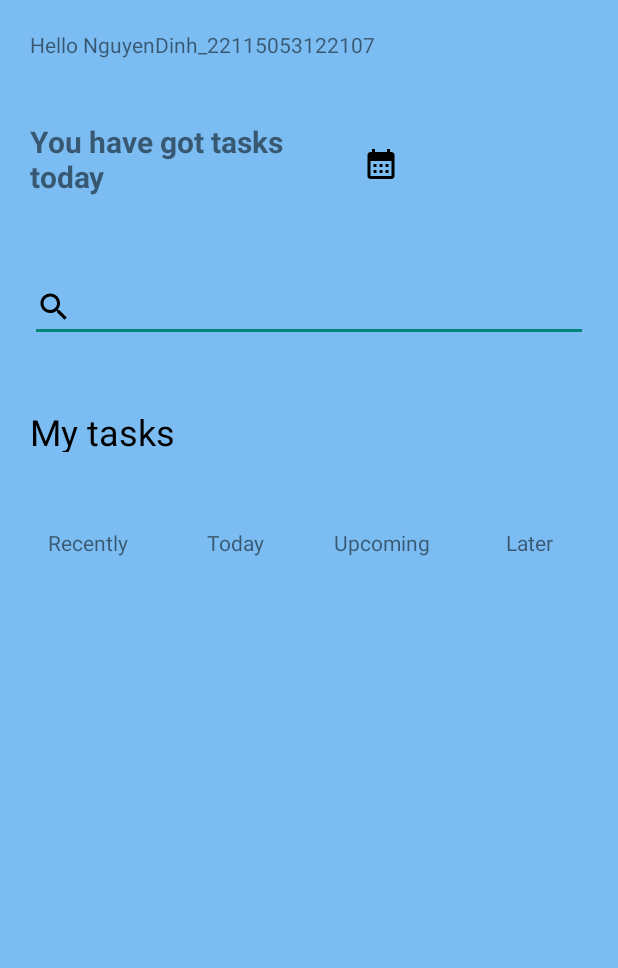
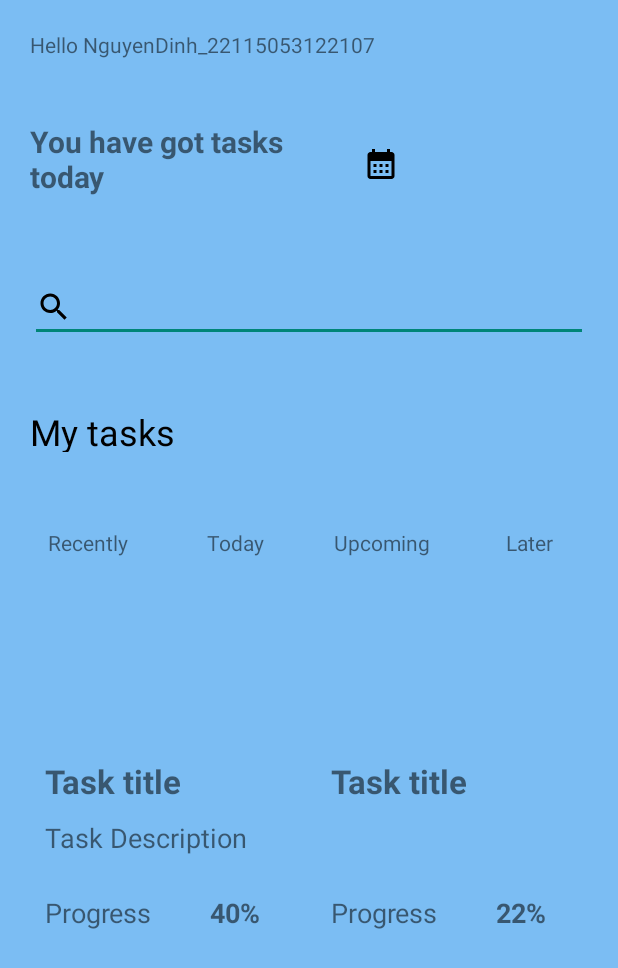
Before and after one commit to NguyenDinhh/NguyenVanTheDinh_22115053122107_BaiTapCuoiKy, an Android app: the Home screen opened directly, with no data from a screen before it, on a phone screen of 412 x 824 dp. Shown: the top 968 px of the screen. Run offline under Robolectric (Android 15) with nearby library versions, the phone set to English and light mode, and no system bars.

Commit message:
2 frame cuoi

```diff
--- a/app/src/main/res/layout/activity_home.xml
+++ b/app/src/main/res/layout/activity_home.xml
@@ -41,6 +41,7 @@
     </TextView>
 
     <TextView
+        android:id="@+id/textView6"
         android:layout_width="match_parent"
         android:layout_height="30dp"
         android:layout_margin="20dp"
@@ -109,5 +110,104 @@
             android:textAlignment="center"></TextView>
     </LinearLayout>
 
+    <FrameLayout
+        android:id="@+id/frameLayout2"
+        android:layout_width="169dp"
+        android:layout_height="188dp"
+        android:layout_marginStart="20dp"
+        android:layout_marginTop="32dp"
+        android:layout_marginBottom="140dp"
+        app:layout_constraintBottom_toBottomOf="parent"
+        app:layout_constraintStart_toStartOf="parent"
+        app:layout_constraintTop_toBottomOf="@+id/textView12">
 
+        <TextView
+            android:id="@+id/textView16"
+            android:layout_width="wrap_content"
+            android:layout_height="wrap_content"
+            android:layout_marginLeft="10dp"
+            android:layout_marginTop="10dp"
+            android:text="Task title"
+            android:textSize="22sp"
+            android:textStyle="bold" />
+
+        <TextView
+            android:id="@+id/textView17"
+            android:layout_width="wrap_content"
+            android:layout_height="wrap_content"
+            android:layout_marginLeft="10dp"
+            android:layout_marginTop="50dp"
+            android:text="Task Description"
+            android:textSize="18sp" />
+
+        <TextView
+            android:id="@+id/textView18"
+            android:layout_width="wrap_content"
+            android:layout_height="wrap_content"
+            android:layout_marginLeft="10dp"
+            android:layout_marginTop="100dp"
+            android:text="Progress"
+            android:textSize="18sp" />
+
+        <TextView
+            android:id="@+id/textView19"
+            android:layout_width="wrap_content"
+            android:layout_height="wrap_content"
+            android:layout_marginLeft="120dp"
+            android:layout_marginTop="100dp"
+            android:text="40%"
+            android:textSize="18sp"
+            android:textStyle="bold" />
+    </FrameLayout>
+
+    <FrameLayout
+        android:layout_width="169dp"
+        android:layout_height="188dp"
+        android:layout_marginTop="32dp"
+        android:layout_marginEnd="32dp"
+        android:layout_marginBottom="140dp"
+        app:layout_constraintBottom_toBottomOf="parent"
+        app:layout_constraintEnd_toEndOf="parent">
+
+        <TextView
+            android:id="@+id/textView21"
+            android:layout_width="wrap_content"
+            android:layout_height="wrap_content"
+            android:layout_marginLeft="10dp"
+            android:layout_marginTop="10dp"
+            android:text="Task title"
+            android:textSize="22sp"
+            android:textStyle="bold" />
+
+        <TextView
+            android:id="@+id/textView22"
+            android:layout_width="wrap_content"
+            android:layout_height="wrap_content"/>
+
+        <ImageView
+            android:id="@+id/imageView23"
+            android:layout_width="wrap_content"
+            android:layout_height="wrap_content"
+            android:layout_marginLeft="130dp"
+            android:layout_marginTop="15dp" />
+
+        <TextView
+            android:id="@+id/textView24"
+            android:layout_width="wrap_content"
+            android:layout_height="wrap_content"
+            android:layout_marginLeft="10dp"
+            android:layout_marginTop="100dp"
+            android:text="Progress"
+            android:textSize="18sp" />
+
+        <TextView
+            android:id="@+id/textView25"
+            android:layout_width="wrap_content"
+            android:layout_height="wrap_content"
+            android:layout_marginLeft="120dp"
+            android:layout_marginTop="100dp"
+            android:text="22%"
+            android:textSize="18sp"
+            android:textStyle="bold" />
+    </FrameLayout>
 </androidx.constraintlayout.widget.ConstraintLayout>
```
